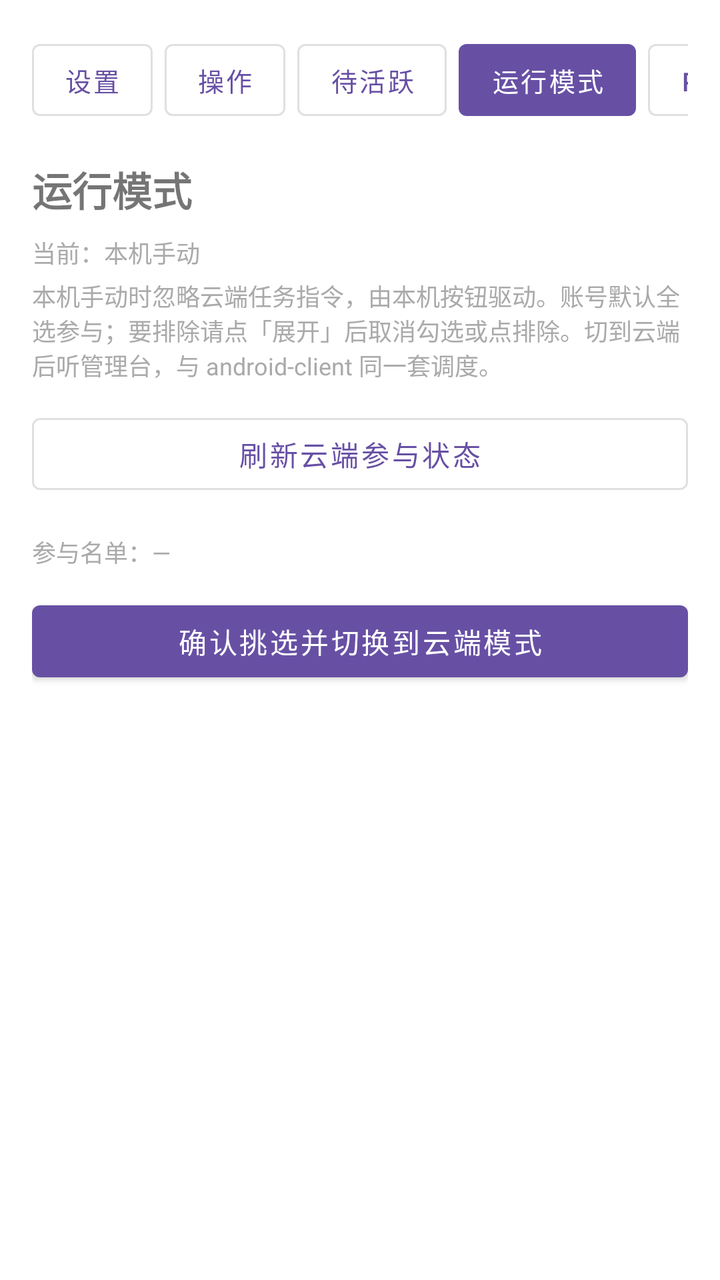
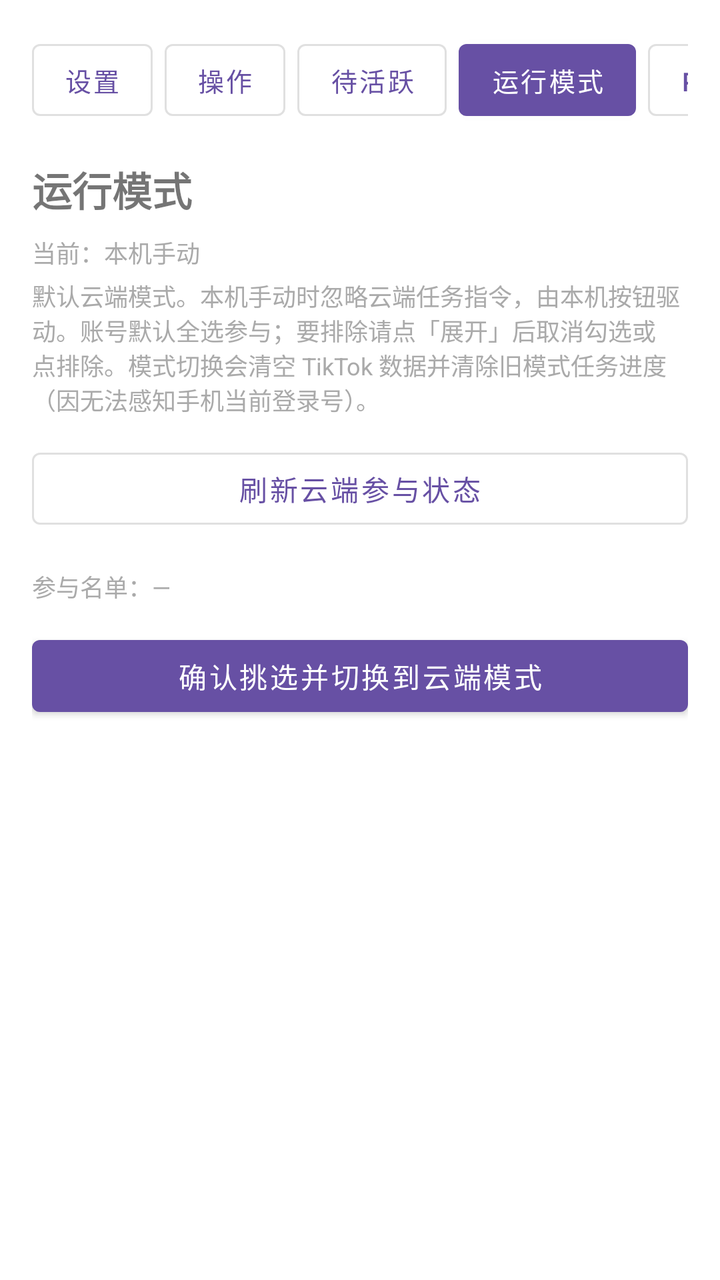

An Android layout rendered at two revisions. The XML below is the earlier revision; the diff shows what the commit changed to produce the second picture.
<!-- AndroidManifest.xml: application theme Theme.AutoTraces -->
<!-- res/layout/activity_control_mode.xml -->
<?xml version="1.0" encoding="utf-8"?>
<androidx.core.widget.NestedScrollView xmlns:android="http://schemas.android.com/apk/res/android"
    xmlns:app="http://schemas.android.com/apk/res-auto"
    android:layout_width="match_parent"
    android:layout_height="match_parent"
    android:fillViewport="true"
    android:padding="16dp">

    <LinearLayout
        android:layout_width="match_parent"
        android:layout_height="wrap_content"
        android:orientation="vertical">

        <HorizontalScrollView
            android:layout_width="match_parent"
            android:layout_height="wrap_content"
            android:scrollbars="none">

            <LinearLayout
                android:layout_width="wrap_content"
                android:layout_height="wrap_content"
                android:orientation="horizontal">

                <com.google.android.material.button.MaterialButton
                    android:id="@+id/showSettingsButton"
                    style="@style/Widget.MaterialComponents.Button.OutlinedButton"
                    android:layout_width="wrap_content"
                    android:layout_height="wrap_content"
                    android:minWidth="0dp"
                    android:text="设置"
                    android:textSize="13sp" />

                <com.google.android.material.button.MaterialButton
                    android:id="@+id/showActionButton"
                    style="@style/Widget.MaterialComponents.Button.OutlinedButton"
                    android:layout_width="wrap_content"
                    android:layout_height="wrap_content"
                    android:layout_marginStart="6dp"
                    android:minWidth="0dp"
                    android:text="操作"
                    android:textSize="13sp" />

                <com.google.android.material.button.MaterialButton
                    android:id="@+id/showPendingActivateButton"
                    style="@style/Widget.MaterialComponents.Button.OutlinedButton"
                    android:layout_width="wrap_content"
                    android:layout_height="wrap_content"
                    android:layout_marginStart="6dp"
                    android:minWidth="0dp"
                    android:text="待活跃"
                    android:textSize="13sp" />

                <com.google.android.material.button.MaterialButton
                    android:id="@+id/showControlModeButton"
                    style="@style/Widget.MaterialComponents.Button"
                    android:layout_width="wrap_content"
                    android:layout_height="wrap_content"
                    android:layout_marginStart="6dp"
                    android:minWidth="0dp"
                    android:text="运行模式"
                    android:textSize="13sp" />

                <com.google.android.material.button.MaterialButton
                    android:id="@+id/showVideoDedButton"
                    style="@style/Widget.MaterialComponents.Button.OutlinedButton"
                    android:layout_width="wrap_content"
                    android:layout_height="wrap_content"
                    android:layout_marginStart="6dp"
                    android:minWidth="0dp"
                    android:text="@string/nav_video_ded"
                    android:textSize="13sp" />

                <com.google.android.material.button.MaterialButton
                    android:id="@+id/showLogButton"
                    style="@style/Widget.MaterialComponents.Button.OutlinedButton"
                    android:layout_width="wrap_content"
                    android:layout_height="wrap_content"
                    android:layout_marginStart="6dp"
                    android:minWidth="0dp"
                    android:text="日志"
                    android:textSize="13sp" />
            </LinearLayout>
        </HorizontalScrollView>

        <TextView
            android:layout_width="match_parent"
            android:layout_height="wrap_content"
            android:layout_marginTop="16dp"
            android:text="运行模式"
            android:textSize="20sp"
            android:textStyle="bold" />

        <TextView
            android:id="@+id/controlModeStatusText"
            android:layout_width="match_parent"
            android:layout_height="wrap_content"
            android:layout_marginTop="8dp"
            android:text="当前：本机手动"
            android:textColor="@android:color/darker_gray"
            android:textSize="12sp" />

        <TextView
            android:layout_width="match_parent"
            android:layout_height="wrap_content"
            android:layout_marginTop="4dp"
            android:text="本机手动时忽略云端任务指令，由本机按钮驱动。账号默认全选参与；要排除请点「展开」后取消勾选或点排除。切到云端后听管理台，与 android-client 同一套调度。"
            android:textColor="@android:color/darker_gray"
            android:textSize="12sp" />

        <com.google.android.material.button.MaterialButton
            android:id="@+id/refreshParticipationButton"
            style="@style/Widget.MaterialComponents.Button.OutlinedButton"
            android:layout_width="match_parent"
            android:layout_height="wrap_content"
            android:layout_marginTop="12dp"
            android:text="刷新云端参与状态" />

        <LinearLayout
            android:id="@+id/participationAccountList"
            android:layout_width="match_parent"
            android:layout_height="wrap_content"
            android:layout_marginTop="8dp"
            android:orientation="vertical" />

        <TextView
            android:id="@+id/participationSummaryText"
            android:layout_width="match_parent"
            android:layout_height="wrap_content"
            android:layout_marginTop="8dp"
            android:text="参与名单：—"
            android:textColor="@android:color/darker_gray"
            android:textSize="12sp" />

        <com.google.android.material.button.MaterialButton
            android:id="@+id/switchToCloudModeButton"
            android:layout_width="match_parent"
            android:layout_height="wrap_content"
            android:layout_marginTop="12dp"
            android:text="确认挑选并切换到云端模式" />

        <com.google.android.material.button.MaterialButton
            android:id="@+id/switchToManualModeButton"
            style="@style/Widget.MaterialComponents.Button.OutlinedButton"
            android:layout_width="match_parent"
            android:layout_height="wrap_content"
            android:layout_marginTop="8dp"
            android:text="切回本机手动模式"
            android:visibility="gone" />
    </LinearLayout>
</androidx.core.widget.NestedScrollView>
<!-- resources referenced by this layout -->
<resources>
  <string name="nav_video_ded">PC传输</string>
  <style name="Theme.AutoTraces" parent="Theme.MaterialComponents.DayNight.NoActionBar">
          <item name="colorPrimary">@color/purple_500</item>
          <item name="colorPrimaryVariant">@color/purple_700</item>
          <item name="colorOnPrimary">@color/white</item>
          <item name="android:statusBarColor" tools:targetApi="l">@color/purple_700</item>
      </style>
  <color name="purple_500">#6750A4</color>
  <color name="purple_700">#4F378B</color>
  <color name="white">#FFFFFF</color>
</resources>

<!-- the commit's change to res/layout/activity_control_mode.xml (unified diff, before → after) -->
@@ -103,7 +103,7 @@
             android:layout_width="match_parent"
             android:layout_height="wrap_content"
             android:layout_marginTop="4dp"
-            android:text="本机手动时忽略云端任务指令，由本机按钮驱动。账号默认全选参与；要排除请点「展开」后取消勾选或点排除。切到云端后听管理台，与 android-client 同一套调度。"
+            android:text="默认云端模式。本机手动时忽略云端任务指令，由本机按钮驱动。账号默认全选参与；要排除请点「展开」后取消勾选或点排除。模式切换会清空 TikTok 数据并清除旧模式任务进度（因无法感知手机当前登录号）。"
             android:textColor="@android:color/darker_gray"
             android:textSize="12sp" />
 
